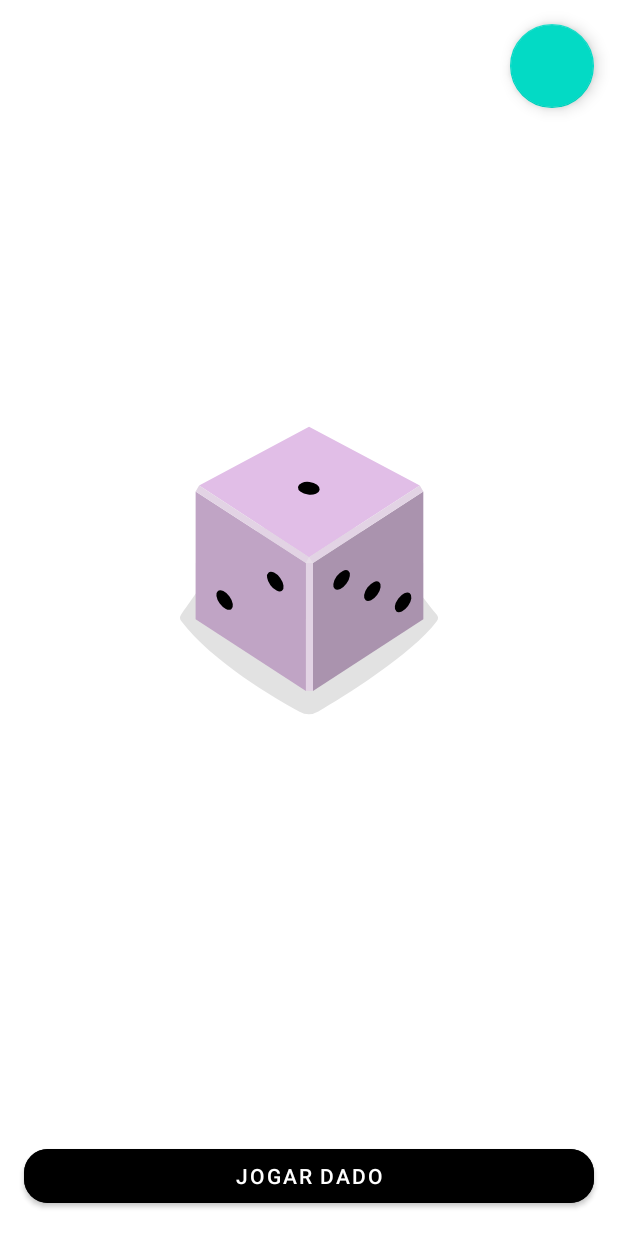
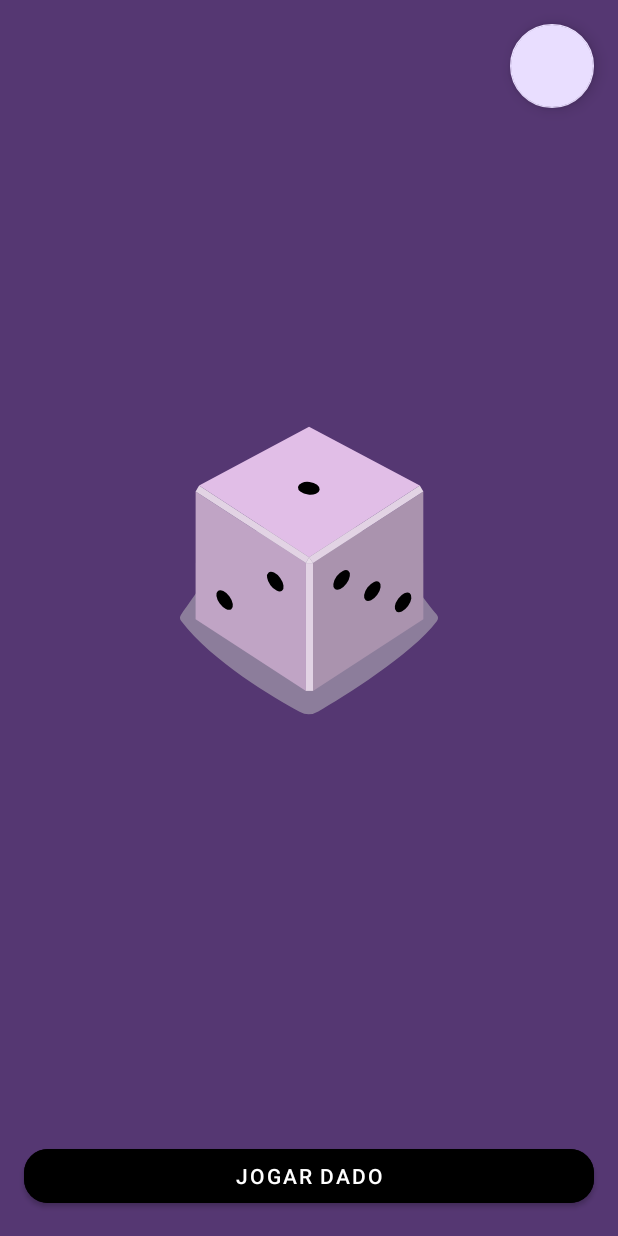
Before and after one commit to LorraneLobo/dice-roller, an Android app: the layout activity_main.xml on its own in the app's theme, with its tools: preview values and no code run, on a phone screen of 412 x 824 dp. Run offline under Robolectric (Android 15) with nearby library versions, the phone set to English and light mode, and no system bars; plain views replace ExpandableFab, ExpandableFabLayout.

Commit message:
update theme and colors

```diff
--- a/app/src/main/res/layout/activity_main.xml
+++ b/app/src/main/res/layout/activity_main.xml
@@ -5,6 +5,7 @@
     android:id="@+id/motion_layout"
     android:layout_width="match_parent"
     android:layout_height="match_parent"
+    android:background="#553772"
     app:layoutDescription="@xml/activity_main_scene"
     tools:context=".presentation.activity.MainActivity">
 
--- a/app/src/main/res/values-night/themes.xml
+++ b/app/src/main/res/values-night/themes.xml
@@ -1,4 +1,4 @@
-<resources xmlns:tools="http://schemas.android.com/tools">
+<resources>
     <!-- Base application theme. -->
     <style name="Theme.DiceRoll" parent="Theme.MaterialComponents.DayNight.DarkActionBar">
         <!-- Primary brand color. -->
@@ -6,8 +6,8 @@
         <item name="colorPrimaryVariant">@color/purple_700</item>
         <item name="colorOnPrimary">@color/black</item>
         <!-- Secondary brand color. -->
-        <item name="colorSecondary">@color/teal_200</item>
-        <item name="colorSecondaryVariant">@color/teal_200</item>
+        <item name="colorSecondary">@color/purple_300</item>
+        <item name="colorSecondaryVariant">@color/purple_300</item>
         <item name="colorOnSecondary">@color/black</item>
         <!-- Status bar color. -->
         <item name="android:statusBarColor">?attr/colorPrimaryVariant</item>
--- a/app/src/main/res/values/colors.xml
+++ b/app/src/main/res/values/colors.xml
@@ -2,8 +2,8 @@
 <resources>
     <color name="purple_200">#FFBB86FC</color>
     <color name="purple_500">#FF6200EE</color>
-    <color name="purple_700">#FF3700B3</color>
-    <color name="teal_200">#FF03DAC5</color>
+    <color name="purple_700">#352750</color>
+    <color name="purple_300">#e9deff</color>
     <color name="teal_700">#FF018786</color>
     <color name="black">#FF000000</color>
     <color name="white">#FFFFFFFF</color>
--- a/app/src/main/res/values/dimens.xml
+++ b/app/src/main/res/values/dimens.xml
@@ -1,6 +1,6 @@
 <?xml version="1.0" encoding="utf-8"?>
 <resources>
     <dimen name="title_text_size">30sp</dimen>
-    <dimen name="dice_text_size">30sp</dimen>
+    <dimen name="dice_text_size">40sp</dimen>
     <dimen name="margin_4">16dp</dimen>
 </resources>
--- a/app/src/main/res/values/themes.xml
+++ b/app/src/main/res/values/themes.xml
@@ -1,12 +1,12 @@
-<resources xmlns:tools="http://schemas.android.com/tools">
+<resources>
     <!-- Base application theme. -->
-    <style name="Theme.DiceRoll" parent="Theme.MaterialComponents.DayNight.DarkActionBar">
+    <style name="Theme.DiceRoll" parent="Theme.MaterialComponents.DayNight.NoActionBar">
         <!-- Primary brand color. -->
         <item name="colorPrimary">@color/purple_500</item>
         <item name="colorPrimaryVariant">@color/purple_700</item>
         <item name="colorOnPrimary">@color/white</item>
         <!-- Secondary brand color. -->
-        <item name="colorSecondary">@color/teal_200</item>
+        <item name="colorSecondary">@color/purple_300</item>
         <item name="colorSecondaryVariant">@color/teal_700</item>
         <item name="colorOnSecondary">@color/black</item>
         <!-- Status bar color. -->
```
Also changed, not shown: app/src/main/res/drawable/d100.png, app/src/main/res/drawable/d20.png.
